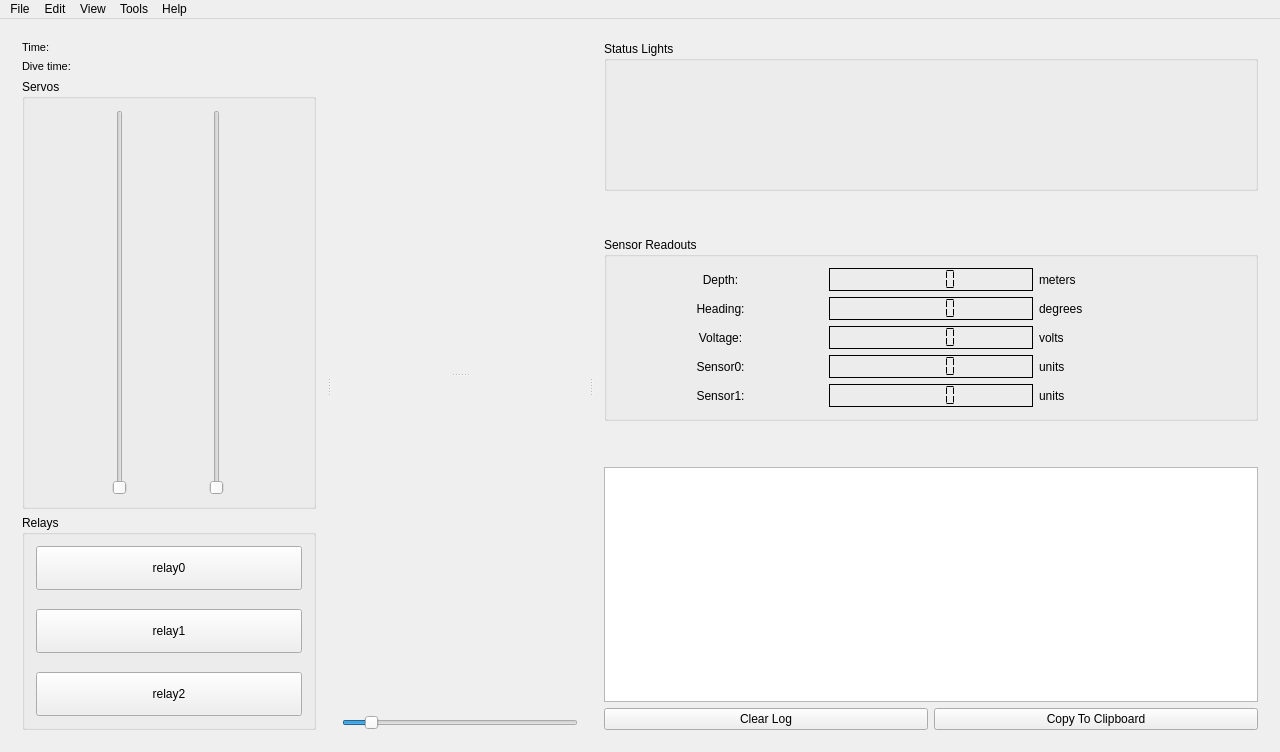
First picture: the form in Monterey/mainwindow.ui, repository rovsuite/monterey, before the edit.
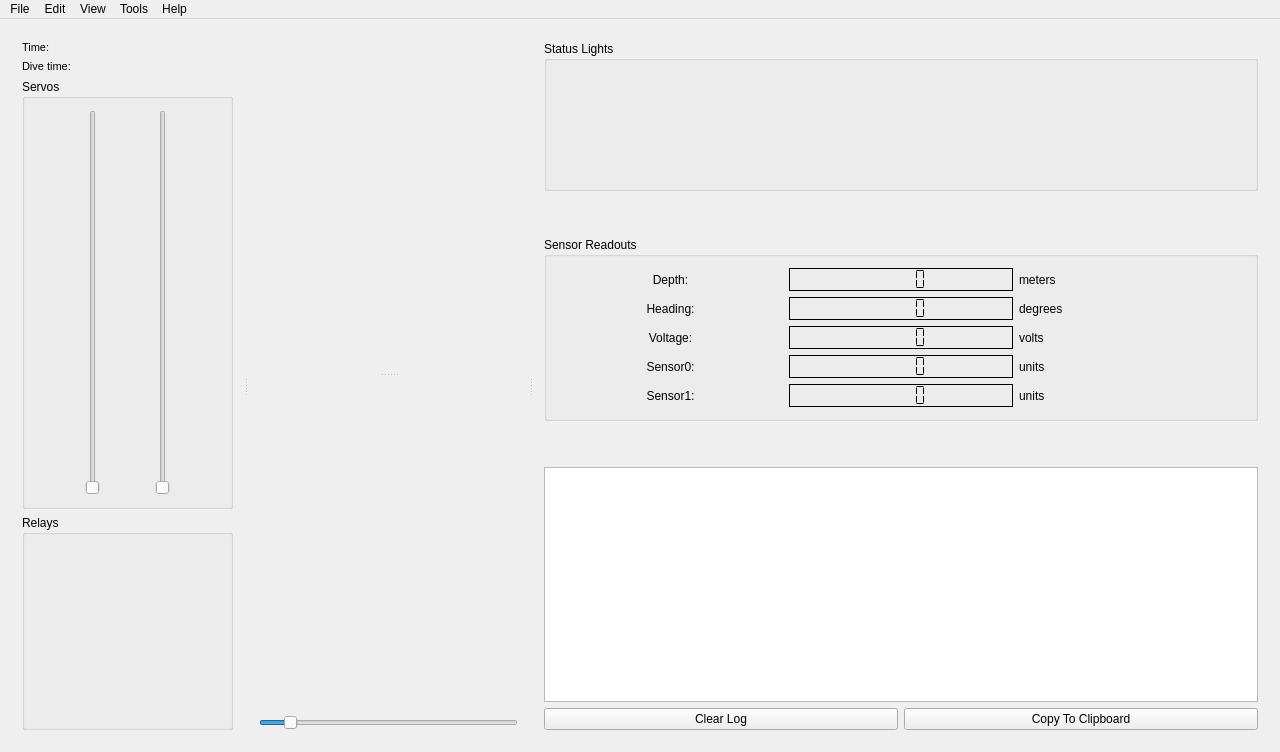
Second picture: the form after the edit. Custom widgets are drawn as their Qt base class.

Commit message:
Refactored the relay code to support adding more relays easily.
Also, changed how the keyboard shortcuts are handled to make them easier to extend later.

The relay UI elements are loaded dynamically based on the ROV's list of relays.

```diff
--- a/Monterey/mainwindow.ui
+++ b/Monterey/mainwindow.ui
@@ -32,7 +32,7 @@
       <property name="orientation">
        <enum>Qt::Horizontal</enum>
       </property>
-      <widget class="QWidget" name="">
+      <widget class="QWidget" name="layoutWidget">
        <layout class="QVBoxLayout" name="verticalLayout_4">
         <item>
          <layout class="QGridLayout" name="gridLayout_3" columnstretch="1,2">
@@ -150,111 +150,21 @@
             <property name="title">
              <string>Relays</string>
             </property>
-            <layout class="QVBoxLayout" name="verticalLayout">
-             <item>
-              <widget class="QPushButton" name="pbRelay0">
-               <property name="sizePolicy">
-                <sizepolicy hsizetype="Preferred" vsizetype="MinimumExpanding">
-                 <horstretch>0</horstretch>
-                 <verstretch>0</verstretch>
-                </sizepolicy>
-               </property>
-               <property name="text">
-                <string>relay0</string>
-               </property>
-               <property name="shortcut">
-                <string>1</string>
-               </property>
-               <property name="checkable">
-                <bool>true</bool>
-               </property>
-              </widget>
-             </item>
-             <item>
-              <spacer name="verticalSpacer">
-               <property name="orientation">
-                <enum>Qt::Vertical</enum>
-               </property>
-               <property name="sizeType">
-                <enum>QSizePolicy::Fixed</enum>
-               </property>
-               <property name="sizeHint" stdset="0">
-                <size>
-                 <width>20</width>
-                 <height>13</height>
-                </size>
-               </property>
-              </spacer>
-             </item>
-             <item>
-              <widget class="QPushButton" name="pbRelay1">
-               <property name="sizePolicy">
-                <sizepolicy hsizetype="Preferred" vsizetype="MinimumExpanding">
-                 <horstretch>0</horstretch>
-                 <verstretch>0</verstretch>
-                </sizepolicy>
-               </property>
-               <property name="text">
-                <string>relay1</string>
-               </property>
-               <property name="shortcut">
-                <string>2</string>
-               </property>
-               <property name="checkable">
-                <bool>true</bool>
-               </property>
-              </widget>
-             </item>
-             <item>
-              <spacer name="verticalSpacer_2">
-               <property name="orientation">
-                <enum>Qt::Vertical</enum>
-               </property>
-               <property name="sizeType">
-                <enum>QSizePolicy::Fixed</enum>
-               </property>
-               <property name="sizeHint" stdset="0">
-                <size>
-                 <width>13</width>
-                 <height>13</height>
-                </size>
-               </property>
-              </spacer>
-             </item>
-             <item>
-              <widget class="QPushButton" name="pbRelay2">
-               <property name="sizePolicy">
-                <sizepolicy hsizetype="Preferred" vsizetype="MinimumExpanding">
-                 <horstretch>0</horstretch>
-                 <verstretch>0</verstretch>
-                </sizepolicy>
-               </property>
-               <property name="text">
-                <string>relay2</string>
-               </property>
-               <property name="shortcut">
-                <string>3</string>
-               </property>
-               <property name="checkable">
-                <bool>true</bool>
-               </property>
-              </widget>
-             </item>
-            </layout>
+            <layout class="QVBoxLayout" name="verticalLayout"/>
            </widget>
           </item>
          </layout>
         </item>
        </layout>
       </widget>
-      <widget class="QWidget" name="">
+      <widget class="QWidget" name="layoutWidget">
        <layout class="QVBoxLayout" name="verticalLayout_6">
         <item>
          <widget class="QSplitter" name="splitterVertical">
           <property name="orientation">
            <enum>Qt::Vertical</enum>
           </property>
-          <widget class="QWidget" name="">
+          <widget class="QWidget" name="layoutWidget">
            <layout class="QHBoxLayout" name="graphLayout">
             <item>
              <widget class="QCustomPlot" name="plotDepth" native="true">
@@ -298,7 +208,7 @@
             </item>
            </layout>
           </widget>
-          <widget class="QWidget" name="">
+          <widget class="QWidget" name="layoutWidget">
            <layout class="QGridLayout" name="gridLayoutHUD" columnstretch="0">
             <property name="sizeConstraint">
              <enum>QLayout::SetDefaultConstraint</enum>
@@ -334,7 +244,7 @@
         </item>
        </layout>
       </widget>
-      <widget class="QWidget" name="">
+      <widget class="QWidget" name="layoutWidget">
        <layout class="QVBoxLayout" name="verticalLayout_5">
         <item>
          <layout class="QVBoxLayout" name="verticalLayout_3">
```
Left out of the diff: 4 changed lines with no effect on the pictures. The commit also changes 12 other files.
